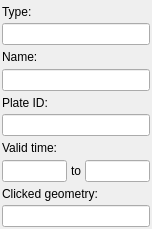
Qt form src/qt-widgets/FeatureSummaryWidgetUi.ui (GPlates/GPlates) before a commit.
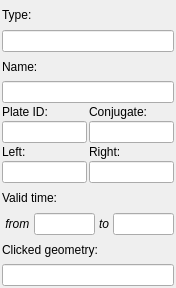
The same form after that commit.

What changed in the file:
```diff
--- a/src/qt-widgets/FeatureSummaryWidgetUi.ui
+++ b/src/qt-widgets/FeatureSummaryWidgetUi.ui
@@ -5,8 +5,8 @@
    <rect>
     <x>0</x>
     <y>0</y>
-    <width>152</width>
-    <height>229</height>
+    <width>176</width>
+    <height>288</height>
    </rect>
   </property>
   <property name="windowTitle" >
@@ -57,18 +57,84 @@
     </widget>
    </item>
    <item>
-    <widget class="QLabel" name="label_plate_id" >
-     <property name="text" >
-      <string>Plate ID:</string>
-     </property>
-    </widget>
+    <layout class="QHBoxLayout" >
+     <item>
+      <layout class="QVBoxLayout" >
+       <item>
+        <widget class="QLabel" name="label_plate_id" >
+         <property name="text" >
+          <string>Plate ID:</string>
+         </property>
+        </widget>
+       </item>
+       <item>
+        <widget class="QLineEdit" name="lineedit_plate_id" >
+         <property name="readOnly" >
+          <bool>true</bool>
+         </property>
+        </widget>
+       </item>
+      </layout>
+     </item>
+     <item>
+      <layout class="QVBoxLayout" >
+       <item>
+        <widget class="QLabel" name="label_conjugate_plate_id" >
+         <property name="text" >
+          <string>Conjugate:</string>
+         </property>
+        </widget>
+       </item>
+       <item>
+        <widget class="QLineEdit" name="lineedit_conjugate_plate_id" >
+         <property name="readOnly" >
+          <bool>true</bool>
+         </property>
+        </widget>
+       </item>
+      </layout>
+     </item>
+    </layout>
    </item>
    <item>
-    <widget class="QLineEdit" name="lineedit_plate_id" >
-     <property name="readOnly" >
-      <bool>true</bool>
-     </property>
-    </widget>
+    <layout class="QHBoxLayout" >
+     <item>
+      <layout class="QVBoxLayout" >
+       <item>
+        <widget class="QLabel" name="label_left_plate_id" >
+         <property name="text" >
+          <string>Left:</string>
+         </property>
+        </widget>
+       </item>
+       <item>
+        <widget class="QLineEdit" name="lineedit_left_plate_id" >
+         <property name="readOnly" >
+          <bool>true</bool>
+         </property>
+        </widget>
+       </item>
+      </layout>
+     </item>
+     <item>
+      <layout class="QVBoxLayout" >
+       <item>
+        <widget class="QLabel" name="label_right_plate_id" >
+         <property name="text" >
+          <string>Right:</string>
+         </property>
+        </widget>
+       </item>
+       <item>
+        <widget class="QLineEdit" name="lineedit_right_plate_id" >
+         <property name="readOnly" >
+          <bool>true</bool>
+         </property>
+        </widget>
+       </item>
+      </layout>
+     </item>
+    </layout>
    </item>
    <item>
     <widget class="QLabel" name="label_valid_time" >
@@ -82,6 +148,18 @@
      <property name="spacing" >
       <number>4</number>
      </property>
+     <item>
+      <widget class="QLabel" name="label_from" >
+       <property name="font" >
+        <font>
+         <italic>true</italic>
+        </font>
+       </property>
+       <property name="text" >
+        <string> from</string>
+       </property>
+      </widget>
+     </item>
      <item>
       <widget class="QLineEdit" name="lineedit_time_of_appearance" >
        <property name="readOnly" >
@@ -91,6 +169,11 @@
      </item>
      <item>
       <widget class="QLabel" name="label_to" >
+       <property name="font" >
+        <font>
+         <italic>true</italic>
+        </font>
+       </property>
        <property name="text" >
         <string>to</string>
        </property>
```
